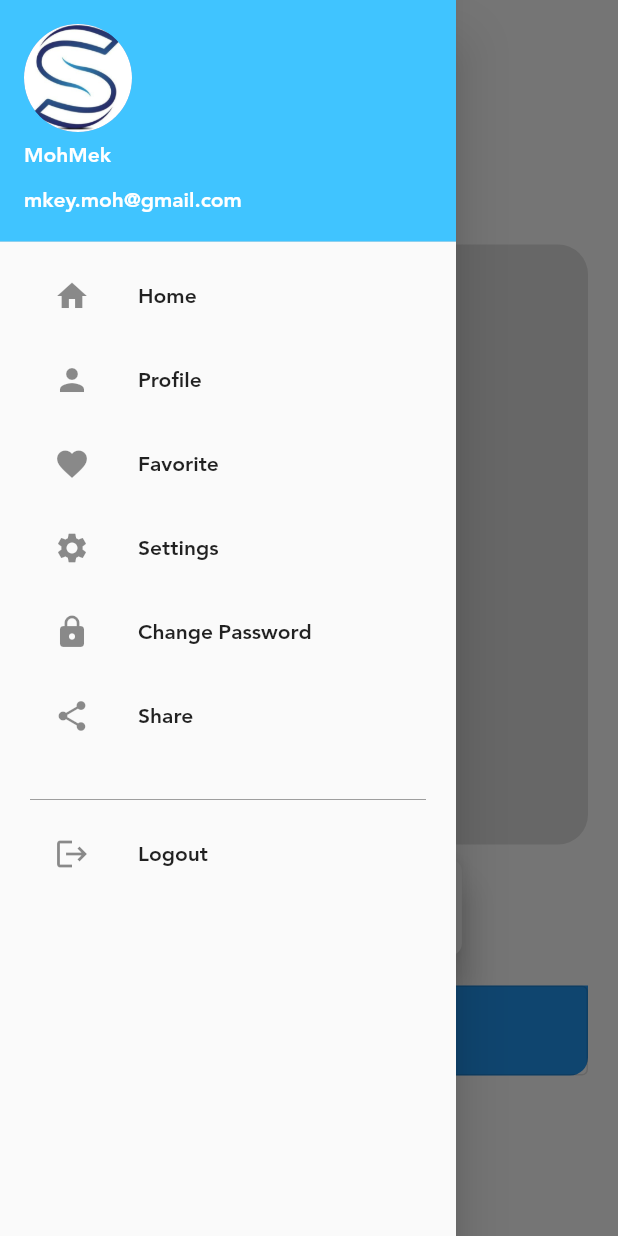
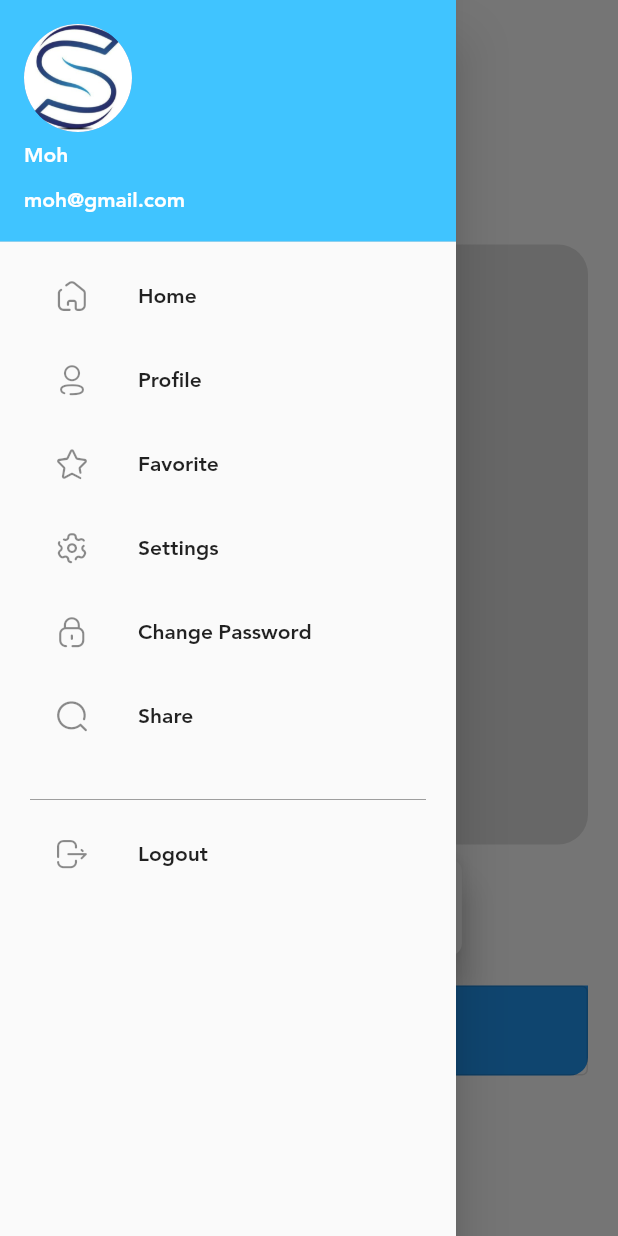
Before and after one commit to AbdallahAskar1/graduation-project0112, a Flutter app: the HomeScreen screen opened directly, with the side drawer open, on a phone screen of 412 x 824 dp. Run offline on Flutter 3.47's test engine with Material 2 defaults, Android fonts, the phone set to English and light mode, and no system bars; our stand-ins replace bloc, conditional_builder_null_safety, dio, easy_splash_screen, flutter_bloc, flutter_rating_bar and 9 more; missing offline and left inert: dart:ffi, google_mlkit_text_recognition; accounts and stored records are empty.

Commit message:
my changes

```diff
--- a/lib/modules/home/home_screen.dart
+++ b/lib/modules/home/home_screen.dart
@@ -5,7 +5,9 @@ import 'package:flutter_bloc/flutter_bloc.dart';
 import 'package:google_mlkit_text_recognition/google_mlkit_text_recognition.dart';
 import 'package:image_cropper/image_cropper.dart';
 import 'package:image_picker/image_picker.dart';
+import 'package:my_scan_for_solution/modules/favourite/favourite.dart';
 import 'package:my_scan_for_solution/modules/home/recognision_api.dart';
+import 'package:my_scan_for_solution/modules/login/cubit/cubit.dart';
 
 import '../../animation/fade_animation.dart';
 import '../../components/components.dart';
@@ -16,16 +18,6 @@ import '../../style/icon_broken.dart';
 import '../../text/scan_text.dart';
 import '../change_password/change_password.dart';
 import '../profile/profile.dart';
-// import 'package:untitled1/animation/fade_animation.dart';
-// import 'package:untitled1/components/components.dart';
-// import 'package:untitled1/components/constance.dart';
-// import 'package:untitled1/cubit/cubit.dart';
-// import 'package:untitled1/cubit/states.dart';
-// import 'package:untitled1/modules/change_password/change_password.dart';
-// import 'package:untitled1/modules/home/recognition_api.dart';
-// import 'package:untitled1/modules/profile/profile.dart';
-// import 'package:untitled1/style/icon_broken.dart';
-// import 'package:untitled1/text/scan_text.dart';
 
 String? showenText ;
 class HomeScreen extends StatefulWidget {
@@ -74,11 +66,16 @@ class _HomeScreenState extends State<HomeScreen> {
             title: const Text(
               "Please Select Image",
             ),
-
+            leading: Builder(
+              builder: (context) {
+                return IconButton(
+                  icon: Icon(IconBroken.Home),
+                  onPressed: () => Scaffold.of(context).openDrawer(),
+                );
+              }
+            ),
           ),
-          drawer: FadeAnimation(
-              1,
-              child: NavigationDrawer()),
+          drawer: NavigationDrawer(),
           body: Center(
             child: SingleChildScrollView(
               physics: BouncingScrollPhysics(),
@@ -144,8 +141,8 @@ class _HomeScreenState extends State<HomeScreen> {
                           padding: const EdgeInsets.only(top: 10),
                           child: ElevatedButton(
                             style: ElevatedButton.styleFrom(
-                              primary: Colors.white,
-                              onPrimary: Colors.grey,
+                              backgroundColor: Colors.white,
+                              foregroundColor: Colors.grey,
                               shadowColor: Colors.grey[400],
                               elevation: 10,
                               shape: RoundedRectangleBorder(
@@ -223,8 +220,8 @@ class NavigationDrawer extends StatelessWidget {
 
   @override
   Widget build(BuildContext context) {
-    final name = 'MohMek';
-    final email = 'mkey.moh@gmail.com';
+    final name = 'Moh';
+    final email = 'moh@gmail.com';
     final userImage =  Image.asset(
       'assets/images/scan_image.jpg',
       width: 80,
@@ -269,41 +266,41 @@ class NavigationDrawer extends StatelessWidget {
                       children: [
 
                         ListTile(
-                          leading: Icon(Icons.home),
+                          leading: Icon(IconBroken.Home),
                           title: Text("Home"),
                           // hoverColor: Colors.grey,
                           onTap: () => navigateTo(context, HomeScreen()),
                         ),
                         ListTile(
-                          leading: Icon(Icons.person),
+                          leading: Icon(IconBroken.Profile),
                           title: const Text("Profile"),
                           // hoverColor: Colors.grey,
                           onTap: () => navigateTo(context, ProfileScreen()),
                         ),
                         ListTile(
-                          leading: Icon(Icons.favorite),
+                          leading: Icon(IconBroken.Star),
                           title: Text("Favorite"),
-                          onTap: () => null,
+                          onTap: () => navigateTo(context, FavouuritePage()),
                         ),
                         ListTile(
-                          leading: Icon(Icons.settings),
+                          leading: Icon(IconBroken.Setting),
                           title: Text("Settings"),
                           onTap: () => null,
                         ),
                         ListTile(
-                          leading: Icon(Icons.lock),
+                          leading: Icon(IconBroken.Lock),
                           title: Text("Change Password"),
                           onTap: () => navigateTo(context, ChangePassword()),
                         ),
                         ListTile(
-                          leading: Icon(Icons.share),
+                          leading: Icon(IconBroken.Search),
                           title: Text("Share"),
                           onTap: () => null,
                         ),
                         SizedBox(height: 20,),
                         Divider(color: Colors.grey,),
                         ListTile(
-                          leading: Icon(Icons.logout),
+                          leading: Icon(IconBroken.Logout),
                           title: Text("Logout"),
                           onTap: () => signOut(context),
                         ),
--- a/lib/modules/login/cubit/cubit.dart
+++ b/lib/modules/login/cubit/cubit.dart
@@ -3,6 +3,7 @@ import 'package:dio/dio.dart';
 import 'package:flutter/material.dart';
 import 'package:flutter_bloc/flutter_bloc.dart';
 import 'package:my_scan_for_solution/modules/login/cubit/state.dart';
+import 'package:my_scan_for_solution/style/icon_broken.dart';
 
 import '../../../models/login_model.dart';
 import '../../../shared/network/dio_helper.dart';
@@ -13,7 +14,7 @@ import '../../../shared/end_points.dart';
 // import 'package:untitled1/shared/network/dio_helper.dart';
 
 class LoginCubit extends Cubit<LoginState> {
-  IconData suffix = Icons.visibility_outlined;
+  IconData suffix = IconBroken.Password;
   bool isPassword = true;
 
   LoginCubit() : super(LoginInitialState());
@@ -23,7 +24,7 @@ class LoginCubit extends Cubit<LoginState> {
   void changePasswordVisibility(context) {
     isPassword = !isPassword;
     suffix =
-    isPassword ? Icons.visibility_off_outlined : Icons.visibility_outlined;
+    isPassword ? IconBroken.Hide : IconBroken.Show;
     emit(ShopChangePasswordVisibilityState());
   }
 
--- a/lib/modules/register/cubit/cubit.dart
+++ b/lib/modules/register/cubit/cubit.dart
@@ -14,6 +14,7 @@ import '../../../components/constants.dart';
 import '../../../models/login_model.dart';
 import '../../../shared/end_points.dart';
 import '../../../shared/network/dio_helper.dart';
+import '../../../style/icon_broken.dart';
 import '../../home/home_screen.dart';
 import '../../login/cubit/cubit.dart';
 import 'state.dart';
@@ -23,14 +24,14 @@ class RegisterCubit extends Cubit<RegisterStates> {
 
   static RegisterCubit get(context) => BlocProvider.of(context);
 
-  IconData suffix = Icons.visibility_outlined;
+  IconData suffix = IconBroken.Show;
   bool isPassword = true;
 
   bool isRigestaring=false;
   void changePasswordVisibility()
   {
     isPassword = !isPassword;
-    suffix = isPassword ? Icons.visibility_outlined : Icons.visibility_off_outlined ;
+    suffix = isPassword ? IconBroken.Show : IconBroken.Hide ;
 
     emit(RegisterChangePasswordVisibilityState());
   }
--- a/pubspec.yaml
+++ b/pubspec.yaml
@@ -37,7 +37,7 @@ dependencies:
   # Use with the CupertinoIcons class for iOS style icons.
   cupertino_icons: ^1.0.2
 
-  bloc: ^8.1.0
+  bloc: ^8.1.1
   flutter_bloc: ^8.1.1
   conditional_builder_null_safety: ^0.0.6
     #  google_ml_kit: ^0.12.0
@@ -46,13 +46,14 @@ dependencies:
   flutter_rating_bar: ^4.0.1
   percent_indicator: ^4.0.1
   flutter_zoom_drawer: ^3.0.3
-  dio: ^4.0.6
+  dio: ^5.0.0
   shared_preferences: ^2.0.15
   fluttertoast: ^8.0.9
   image_cropper: ^3.0.1
   simple_animations: ^4.2.0
   supercharged: ^2.1.1
   google_mlkit_text_recognition: ^0.5.0
+  flutter_slidable: ^2.0.0
 
 dev_dependencies:
   flutter_test:
```
Also changed, not shown: lib/modules/answer/answer.dart (+66 -15 lines), lib/modules/change_password/change_password.dart (+26 -29 lines), lib/modules/favourite/favourite.dart (added, +260 -0 lines), lib/modules/login/login_screen.dart (+11 -33 lines), lib/modules/register/register_screen.dart (+3 -14 lines), lib/text/regx_for_text.dart (added, +51 -0 lines), lib/text/scan_text.dart (+10 -8 lines), pubspec.lock, 2 other files.
